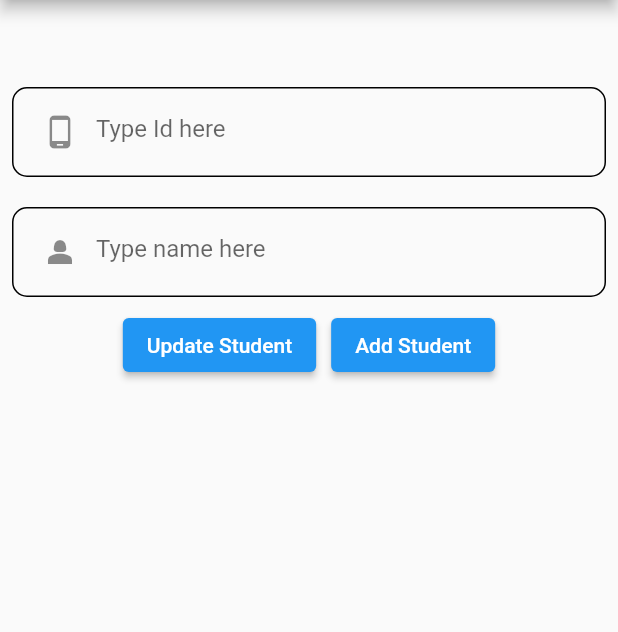
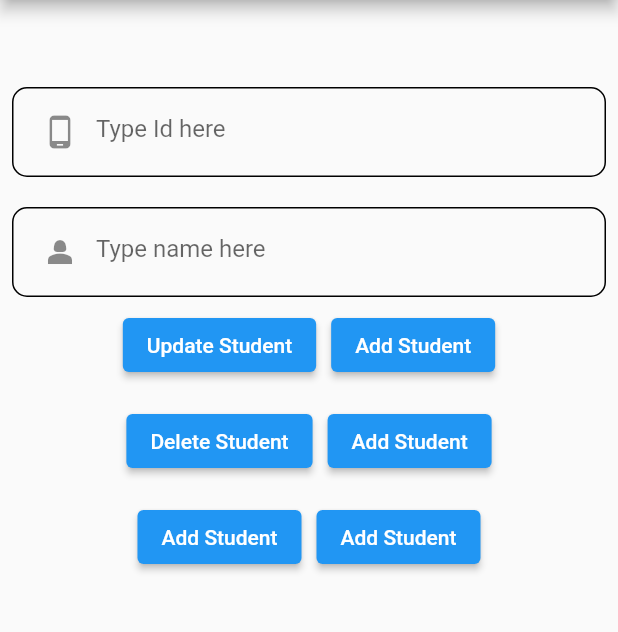
Before and after one commit to farooq2002/Uraan-Cohort-31st-Flutter-Codematics, a Flutter app: the screen it shows after launch, after a tap on "Update Student", on a phone screen of 412 x 824 dp, the part 84-716 px from its top. Run offline on Flutter 3.47's test engine with Material 2 defaults, Android fonts, the phone set to English and light mode, and no system bars; our stand-ins replace sqflite; accounts and stored records are empty.

Commit message:
sqf complteted

```diff
--- a/Week03/sqflite_first_time/sqflite_practice/lib/models/database_student.dart
+++ b/Week03/sqflite_first_time/sqflite_practice/lib/models/database_student.dart
@@ -4,8 +4,8 @@ import 'package:sqflite_practice/models/model_student.dart';
 
 const String databaseName = "student_db";
 const String studentTable = "student_table";
-const String columnId = "column_id";
-const String columnName = "column_name";
+const String column_id = "id";
+const String columnName = "name";
 
 class StudentDatabase {
   // Static variable to hold the reference to the SQLite database.
@@ -41,21 +41,15 @@ class StudentDatabase {
       // Open the database, specifying the schema to create the student table.
       Database database = await openDatabase(
         path,
-        version: 2,
+        version: 1,
         onCreate: (Database db, int version) {
           // Create the student table with columns: column_id (integer, primary key)
           // and column_name (text).
           db.execute('''
-            CREATE TABLE $studentTable (
-      $columnId INTEGER PRIMARY KEY,
-      $columnName TEXT NOT NULL
-    )
+          CREATE TABLE $studentTable(
+          $column_id INTEGER PRIMARY KEY,
+          $columnName TEXT NOT NULL)
         ''');
-        },
-        onUpgrade: (Database db, int oldVersion, int newVersion) {
-          if (oldVersion < 2) {
-            // Perform your schema migration here if needed
-          }
         },
       );
       return database;
@@ -83,7 +77,7 @@ class StudentDatabase {
     try {
       Database db = await this.database;
       var result = await db.update(studentTable, modelStudent.toMap(),
-          where: "$columnId=?", whereArgs: [columnId]);
+          where: "$column_id=?", whereArgs: [modelStudent.id]);
       return true;
     } catch (e) {
       print("Student updated database error : ${e.toString()}");
@@ -96,7 +90,7 @@ class StudentDatabase {
     try {
       Database db = await this.database;
       var result =
-          await db.delete(studentTable, where: "$columnId=?", whereArgs: [id]);
+          await db.delete(studentTable, where: "$column_id=?", whereArgs: [id]);
       return true;
     } catch (e) {
       print("Student deleted database error : ${e.toString()}");
@@ -122,7 +116,7 @@ class StudentDatabase {
     try {
       Database db = await this.database;
       List<Map<String, dynamic>> result =
-          await db.query(studentTable, orderBy: "$columnId DESC");
+          await db.query(studentTable, orderBy: "$column_id DESC");
       if (result.isNotEmpty) {
         for (int i = 0; i < result.length; i++) {
           ModelStudent modelStudent = ModelStudent.fromMap(result[i]);
--- a/Week03/sqflite_first_time/sqflite_practice/lib/screens/first_screen.dart
+++ b/Week03/sqflite_first_time/sqflite_practice/lib/screens/first_screen.dart
@@ -19,6 +19,7 @@ class _FirstScreenState extends State<FirstScreen> {
     super.initState();
 
     ModelStudent ss = ModelStudent(id: 1, name: 'Farooq ahmad');
+
     ModelStudent object = ModelStudent.fromMap(ss.toMap());
 
     setState(() {
@@ -126,36 +127,36 @@ class _FirstScreenState extends State<FirstScreen> {
                 ],
               ),
             ),
-            // Padding(
-            //   padding: const EdgeInsets.all(8.0),
-            //   child: Row(
-            //     mainAxisAlignment: MainAxisAlignment.center,
-            //     children: [
-            //       ElevatedButton(
-            //           onPressed: () {}, child: const Text("Add Student")),
-            //       const SizedBox(
-            //         width: 10,
-            //       ),
-            //       ElevatedButton(
-            //           onPressed: () {}, child: const Text("Add Student"))
-            //     ],
-            //   ),
-            // ),
-            // Padding(
-            //   padding: const EdgeInsets.all(8.0),
-            //   child: Row(
-            //     mainAxisAlignment: MainAxisAlignment.center,
-            //     children: [
-            //       ElevatedButton(
-            //           onPressed: () {}, child: const Text("Add Student")),
-            //       const SizedBox(
-            //         width: 10,
-            //       ),
-            //       ElevatedButton(
-            //           onPressed: () {}, child: const Text("Add Student"))
-            //     ],
-            //   ),
-            // )
+            Padding(
+              padding: const EdgeInsets.all(8.0),
+              child: Row(
+                mainAxisAlignment: MainAxisAlignment.center,
+                children: [
+                  ElevatedButton(
+                      onPressed: () {}, child: const Text("Delete Student")),
+                  const SizedBox(
+                    width: 10,
+                  ),
+                  ElevatedButton(
+                      onPressed: () {}, child: const Text("Add Student"))
+                ],
+              ),
+            ),
+            Padding(
+              padding: const EdgeInsets.all(8.0),
+              child: Row(
+                mainAxisAlignment: MainAxisAlignment.center,
+                children: [
+                  ElevatedButton(
+                      onPressed: () {}, child: const Text("Add Student")),
+                  const SizedBox(
+                    width: 10,
+                  ),
+                  ElevatedButton(
+                      onPressed: () {}, child: const Text("Add Student"))
+                ],
+              ),
+            )
           ],
         ),
       ),
```
